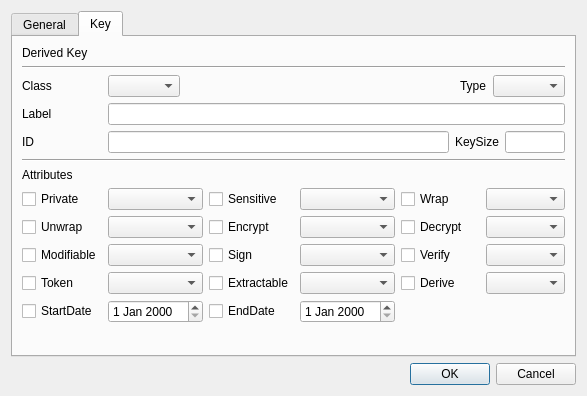
First picture: the form in CryptokiMan/derive_key_dlg.ui, repository jykim74/CryptokiMan, before the edit.
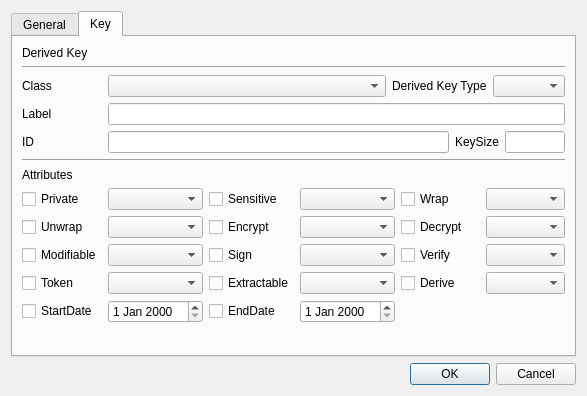
Second picture: the form after the edit. The open tabs and pages were chosen to show the change.

Patch:
```diff
--- a/CryptokiMan/derive_key_dlg.ui
+++ b/CryptokiMan/derive_key_dlg.ui
@@ -17,7 +17,7 @@
    <item>
     <widget class="QTabWidget" name="tabWidget">
      <property name="currentIndex">
-      <number>0</number>
+      <number>1</number>
      </property>
      <widget class="QWidget" name="tab">
       <attribute name="title">
@@ -638,6 +638,9 @@
          <property name="topMargin">
           <number>0</number>
          </property>
+         <item row="0" column="3">
+          <widget class="QComboBox" name="mTypeCombo"/>
+         </item>
          <item row="0" column="0">
           <widget class="QLabel" name="label_12">
            <property name="minimumSize">
@@ -657,32 +660,23 @@
            </property>
           </widget>
          </item>
-         <item row="0" column="3">
+         <item row="0" column="1">
+          <widget class="QComboBox" name="mClassCombo">
+           <property name="sizePolicy">
+            <sizepolicy hsizetype="Preferred" vsizetype="Fixed">
+             <horstretch>1</horstretch>
+             <verstretch>0</verstretch>
+            </sizepolicy>
+           </property>
+          </widget>
+         </item>
+         <item row="0" column="2">
           <widget class="QLabel" name="label_15">
            <property name="text">
-            <string>Type</string>
+            <string>Derived Key Type</string>
            </property>
           </widget>
          </item>
-         <item row="0" column="4">
-          <widget class="QComboBox" name="mTypeCombo"/>
-         </item>
-         <item row="0" column="1">
-          <widget class="QComboBox" name="mClassCombo"/>
-         </item>
-         <item row="0" column="2">
-          <spacer name="horizontalSpacer_4">
-           <property name="orientation">
-            <enum>Qt::Horizontal</enum>
-           </property>
-           <property name="sizeHint" stdset="0">
-            <size>
-             <width>40</width>
-             <height>20</height>
-            </size>
-           </property>
-          </spacer>
-         </item>
         </layout>
        </item>
        <item>
```
